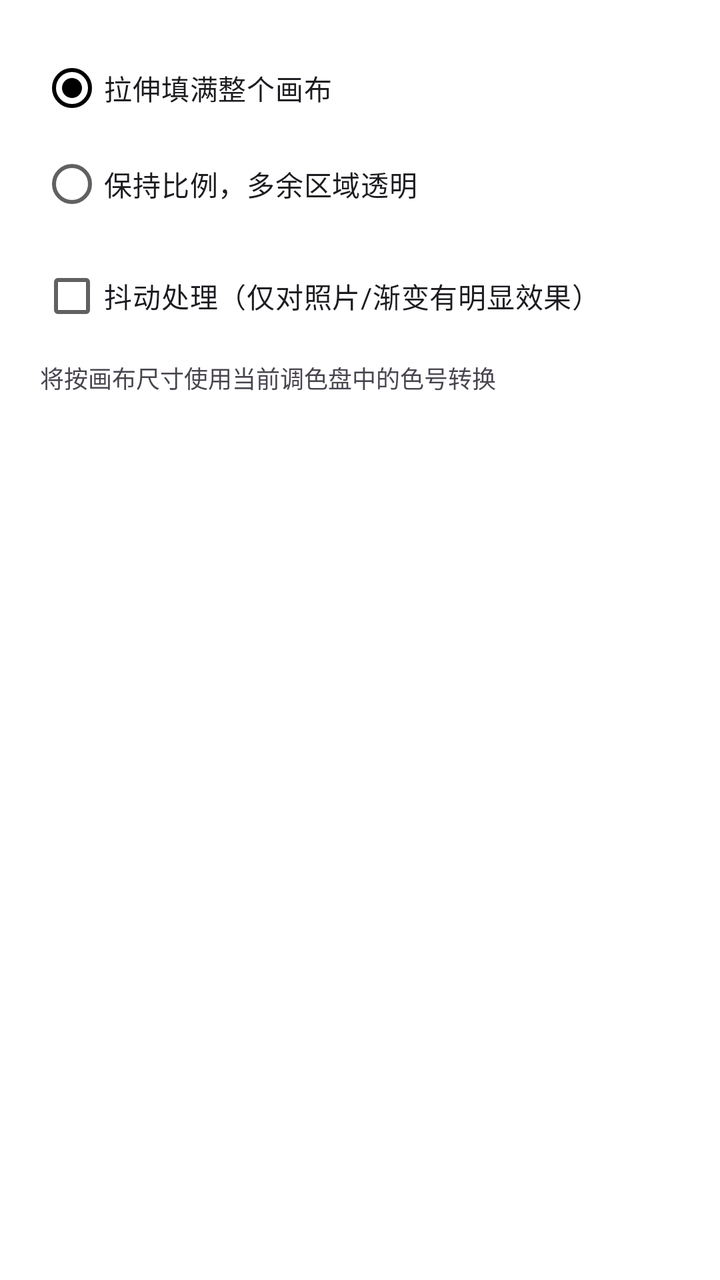
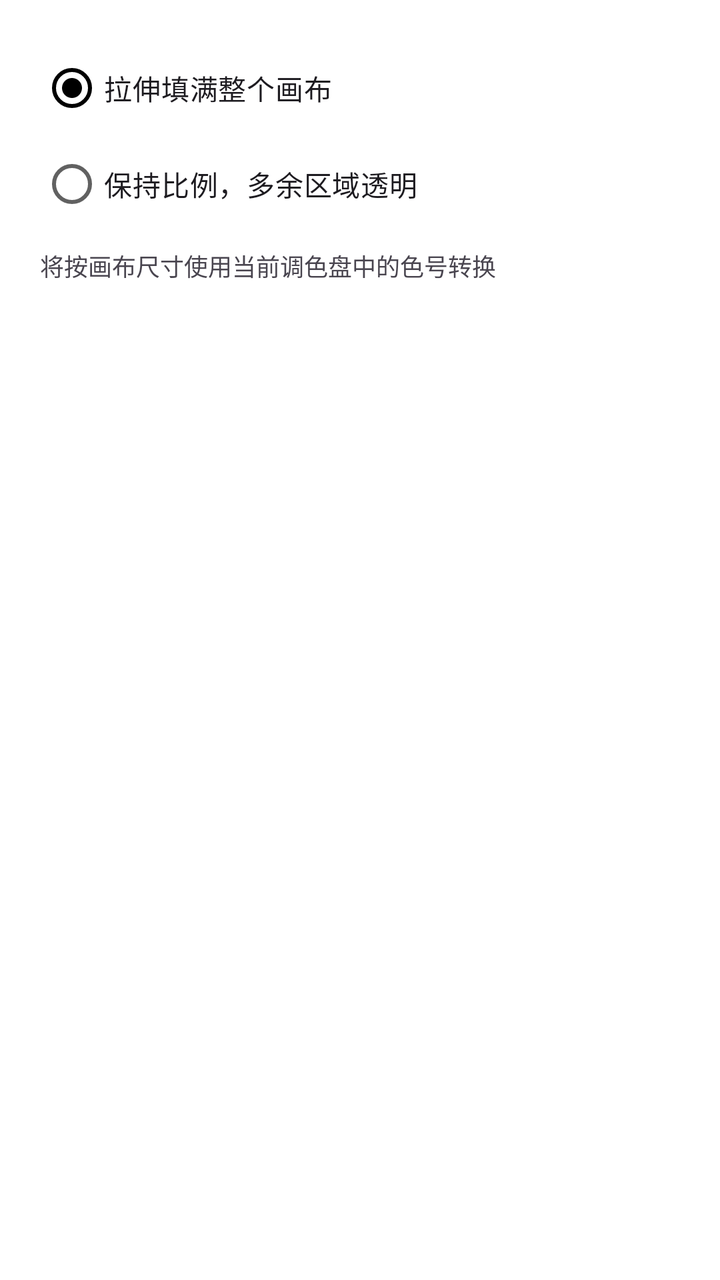

Screens rendered from an Android XML layout before and after an edit, with the pre-edit source and the edit as a unified diff.
<!-- AndroidManifest.xml: application theme Theme.BeadPixel -->
<!-- res/layout/dialog_image_mode.xml -->
<?xml version="1.0" encoding="utf-8"?>
<LinearLayout xmlns:android="http://schemas.android.com/apk/res/android"
    android:layout_width="match_parent"
    android:layout_height="wrap_content"
    android:orientation="vertical"
    android:padding="20dp">

    <RadioGroup
        android:id="@+id/modeGroup"
        android:layout_width="match_parent"
        android:layout_height="wrap_content">

        <RadioButton
            android:id="@+id/modeFill"
            android:layout_width="match_parent"
            android:layout_height="wrap_content"
            android:checked="true"
            android:text="拉伸填满整个画布" />

        <RadioButton
            android:id="@+id/modeFit"
            android:layout_width="match_parent"
            android:layout_height="wrap_content"
            android:text="保持比例，多余区域透明" />
    </RadioGroup>

    <CheckBox
        android:id="@+id/ditherCheck"
        android:layout_width="match_parent"
        android:layout_height="wrap_content"
        android:layout_marginTop="8dp"
        android:text="抖动处理（仅对照片/渐变有明显效果）" />

    <TextView
        android:layout_width="match_parent"
        android:layout_height="wrap_content"
        android:layout_marginTop="8dp"
        android:text="将按画布尺寸使用当前调色盘中的色号转换"
        android:textColor="?android:attr/textColorSecondary"
        android:textSize="12sp" />
</LinearLayout>
<!-- resources referenced by this layout -->
<resources>
  <style name="Theme.BeadPixel" parent="Theme.Material3.DayNight.NoActionBar">
          <item name="colorPrimary">#000000</item>
          <item name="colorOnPrimary">#FFFFFF</item>
          <item name="colorPrimaryContainer">#E0E0E0</item>
          <item name="colorOnPrimaryContainer">#000000</item>
          <item name="colorSecondary">#424242</item>
          <item name="colorOnSecondary">#FFFFFF</item>
          <item name="segmentButtonStyle">@style/Widget.BeadPixel.SegmentButton</item>
          <item name="colorSurface">#FFFFFF</item>
          <item name="colorOnSurface">#000000</item>
          <item name="colorSurfaceVariant">#EEEEEE</item>
          <item name="colorOnSurfaceVariant">#616161</item>
          <item name="colorOutline">#9E9E9E</item>
          <item name="colorOutlineVariant">#BDBDBD</item>
          <item name="android:windowBackground">#FFFFFF</item>
          <item name="shapeAppearanceCornerExtraSmall">@style/ShapeAppearance.BeadPixel</item>
          <item name="shapeAppearanceCornerSmall">@style/ShapeAppearance.BeadPixel</item>
          <item name="shapeAppearanceCornerMedium">@style/ShapeAppearance.BeadPixel</item>
          <item name="shapeAppearanceCornerLarge">@style/ShapeAppearance.BeadPixel</item>
          <item name="shapeAppearanceCornerExtraLarge">@style/ShapeAppearance.BeadPixel</item>
      </style>
  <style name="Widget.BeadPixel.SegmentButton" parent="Widget.Material3.Button">
          <item name="shapeAppearance">@style/ShapeAppearance.BeadPixel</item>
          <item name="android:textSize">12sp</item>
          <item name="android:minHeight">0dp</item>
          <item name="android:insetTop">0dp</item>
          <item name="android:insetBottom">0dp</item>
      </style>
  <style name="ShapeAppearance.BeadPixel" parent="">
          <item name="cornerFamily">rounded</item>
          <item name="cornerSize">8dp</item>
      </style>
</resources>

<!-- the commit's change to res/layout/dialog_image_mode.xml (unified diff, before → after) -->
@@ -24,13 +24,6 @@
             android:text="保持比例，多余区域透明" />
     </RadioGroup>
 
-    <CheckBox
-        android:id="@+id/ditherCheck"
-        android:layout_width="match_parent"
-        android:layout_height="wrap_content"
-        android:layout_marginTop="8dp"
-        android:text="抖动处理（仅对照片/渐变有明显效果）" />
-
     <TextView
         android:layout_width="match_parent"
         android:layout_height="wrap_content"
